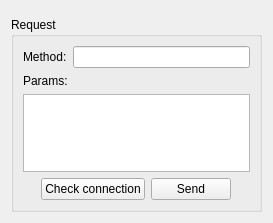
Above: src/VMTD/VMTD/protocol/node/VMTDNodeProtocolHandlerForm.ui from ekushko/qt-vxlan-mtd-old before the change. Below: the same form after it.
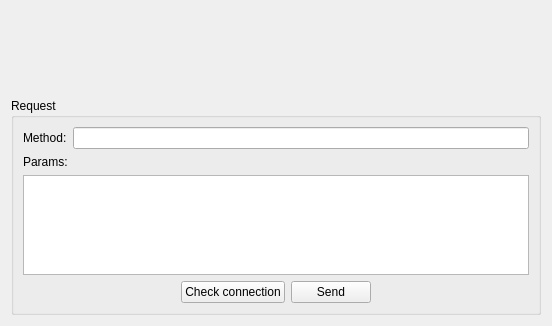
That is the form after the change.

```diff
--- a/src/VMTD/VMTD/protocol/node/VMTDNodeProtocolHandlerForm.ui
+++ b/src/VMTD/VMTD/protocol/node/VMTDNodeProtocolHandlerForm.ui
@@ -6,8 +6,8 @@
    <rect>
     <x>0</x>
     <y>0</y>
-    <width>273</width>
-    <height>223</height>
+    <width>552</width>
+    <height>326</height>
    </rect>
   </property>
   <property name="windowTitle">
```
